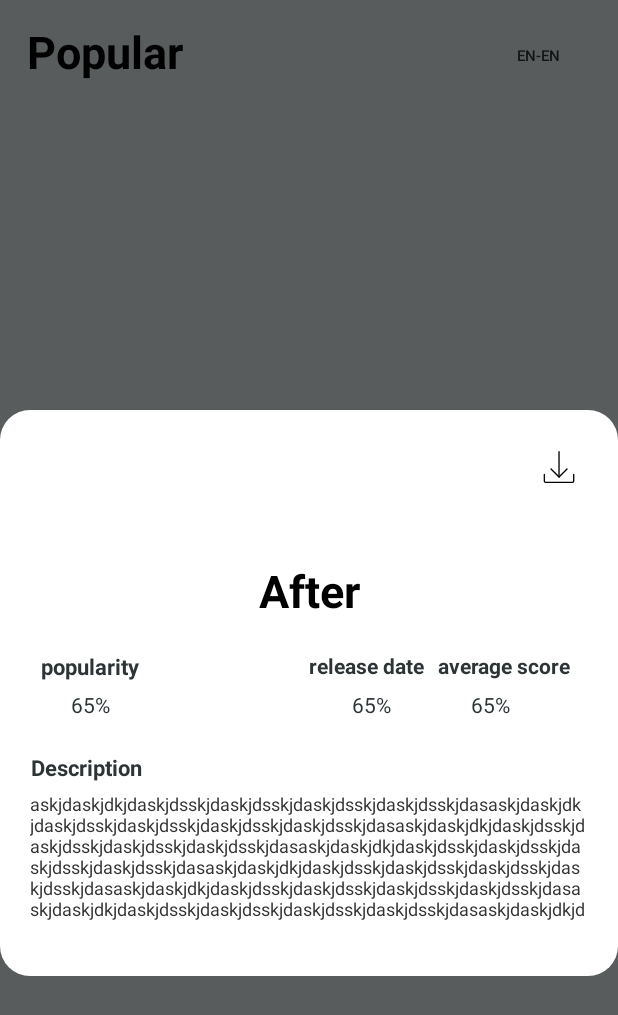
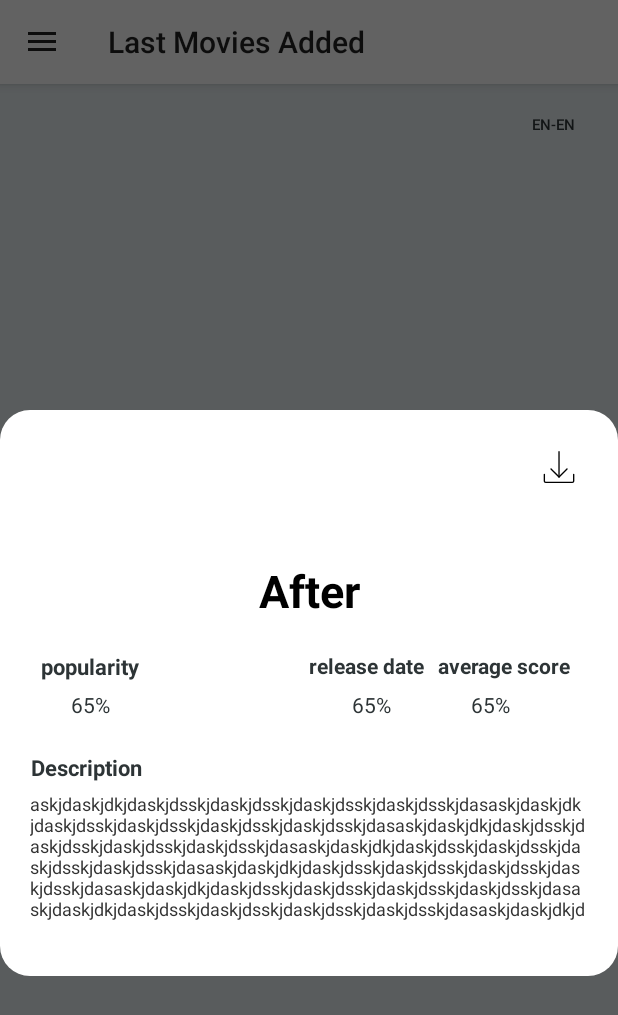
Before and after one commit to Gomitass/MReview, an Android app: the fragment FilmDialog placed in its activity, on a phone screen of 412 x 824 dp. Shown: the top 1015 px of the screen. Run offline under Robolectric (Android 15) with nearby library versions, the phone set to English and light mode, and no system bars; our stand-ins replace Picasso; pictures from the network do not load; 7 statements that could not run were skipped.

Commit message:
nav Bar created

```diff
--- a/app/src/main/AndroidManifest.xml
+++ b/app/src/main/AndroidManifest.xml
@@ -17,7 +17,7 @@
             android:name=".ui.movie.MovieActivity"
             android:exported="true"
             android:label="@string/app_name"
-            android:theme="@style/Theme.Design.NoActionBar">
+            android:theme="@style/Theme.Design.Light">
             <intent-filter>
                 <action android:name="android.intent.action.MAIN" />
 
--- a/app/src/main/java/com/davilav/wigilabstest/ui/movie/MovieActivity.kt
+++ b/app/src/main/java/com/davilav/wigilabstest/ui/movie/MovieActivity.kt
@@ -23,8 +23,12 @@ import android.graphics.drawable.PictureDrawable
 import android.graphics.Canvas
 import android.graphics.drawable.BitmapDrawable
 import android.graphics.drawable.VectorDrawable
+import android.view.MenuItem
+import androidx.appcompat.app.ActionBarDrawerToggle
+import androidx.drawerlayout.widget.DrawerLayout
 import com.davilav.wigilabstest.R
 import com.davilav.wigilabstest.utils.RoundCornersBitmap
+import com.google.android.material.navigation.NavigationView
 
 
 class MovieActivity : AppCompatActivity() {
@@ -35,6 +39,8 @@ class MovieActivity : AppCompatActivity() {
     private val viewModel: MovieViewModel by viewModel()
     private var movies: MovieModel? = null
     private var dataList: List<MovieModel> = listOf()
+    private lateinit var toggle : ActionBarDrawerToggle
+
     override fun onCreate(savedInstanceState: Bundle?) {
         super.onCreate(savedInstanceState)
         binding = ActivityMovieBinding.inflate(layoutInflater)
@@ -42,10 +48,35 @@ class MovieActivity : AppCompatActivity() {
         intent?.let {
             movies = it.getSerializableExtra(MOVIE_KEY) as MovieModel?
         }
+        val navView: NavigationView = binding.navView
+        val drawerLayout:DrawerLayout = binding.drawerLayout
+        toggle= ActionBarDrawerToggle(this,drawerLayout,R.string.open,R.string.close)
+        drawerLayout.addDrawerListener(toggle)
+        toggle.syncState()
+        supportActionBar?.setDisplayHomeAsUpEnabled(true)
+        setTitle("Last Movies Added");
+        navView.setNavigationItemSelectedListener {
+            when(it.itemId){
+                R.id.nav_home -> Toast.makeText(this,it.title,Toast.LENGTH_SHORT).show()
+                R.id.nav_films_last -> Toast.makeText(this,it.title,Toast.LENGTH_SHORT).show()
+                R.id.nav_log_out-> Toast.makeText(this,it.title,Toast.LENGTH_SHORT).show()
+                R.id.nav_share -> Toast.makeText(this,it.title,Toast.LENGTH_SHORT).show()
+                R.id.nav_rate_us -> Toast.makeText(this,it.title,Toast.LENGTH_SHORT).show()
+            }
+            true
+        }
+
         viewModel.getMovie(binding.button.text as String, this)
         setupRecyclerView(true)
         setUpClickListener()
         setUpObserver()
+    }
+
+    override fun onOptionsItemSelected(item: MenuItem): Boolean {
+        if(toggle.onOptionsItemSelected(item)){
+            return true
+        }
+        return super.onOptionsItemSelected(item)
     }
 
     private fun setupRecyclerView(hasConnection:Boolean) {
--- /dev/null
+++ b/app/src/main/java/com/davilav/wigilabstest/utils/List.kt
@@ -0,0 +1,13 @@
+package com.davilav.wigilabstest.utils
+
+interface List{
+    fun pushFront(key:Any)
+    fun topFront():Any?
+    fun popFront():Any?
+    fun append(key:Any?)
+    fun topBack():Any?
+    fun popBack():Any?
+    fun find(key:Any?):Boolean
+    fun isEmpty():Boolean
+    fun size():Int
+}
--- a/app/src/main/res/layout/activity_movie.xml
+++ b/app/src/main/res/layout/activity_movie.xml
@@ -4,31 +4,16 @@
     xmlns:tools="http://schemas.android.com/tools"
     android:layout_width="match_parent"
     android:layout_height="match_parent"
-    android:padding="10dp"
     android:background="@color/bg"
     tools:context=".ui.movie.MovieActivity">
-
-
-    <TextView
-        android:id="@+id/tv_title"
-        android:layout_width="wrap_content"
-        android:layout_height="wrap_content"
-        android:layout_marginStart="8dp"
-        android:layout_marginTop="4dp"
-        android:text="Popular"
-        android:textColor="@color/black"
-        android:textSize="30sp"
-        android:textStyle="bold"
-        app:layout_constraintStart_toStartOf="parent"
-        app:layout_constraintTop_toTopOf="parent" />
-
 
     <androidx.recyclerview.widget.RecyclerView
         android:id="@+id/rv_movie"
         android:layout_width="match_parent"
         android:layout_height="wrap_content"
+        android:layout_marginTop="20dp"
         app:layout_constraintStart_toStartOf="parent"
-            app:layout_constraintTop_toBottomOf="@+id/tv_title"
+        app:layout_constraintTop_toTopOf="parent"
         tools:listitem="@layout/film_layout">
 
     </androidx.recyclerview.widget.RecyclerView>
@@ -47,5 +32,28 @@
         app:layout_constraintTop_toTopOf="parent"
         tools:ignore="SmallSp" />
 
+    <androidx.drawerlayout.widget.DrawerLayout
+        android:id="@+id/drawerLayout"
+        android:layout_width="250dp"
+        android:layout_gravity="left"
+        android:layout_height="match_parent"
+        android:theme="@style/Theme.Wigilabstest.NoActionBar"
+        app:layout_constraintStart_toStartOf="parent"
+        tools:layout_editor_absoluteY="9dp">
+
+        <com.google.android.material.navigation.NavigationView
+            android:id="@+id/nav_view"
+            android:layout_width="match_parent"
+            android:layout_height="match_parent"
+            android:fitsSystemWindows="true"
+            app:headerLayout="@layout/nav_header"
+            android:layout_gravity="left"
+            app:layout_constraintBottom_toBottomOf="parent"
+            app:layout_constraintStart_toStartOf="parent"
+            app:layout_constraintTop_toTopOf="parent"
+            app:menu="@menu/nav_menu">
+
+        </com.google.android.material.navigation.NavigationView>
+    </androidx.drawerlayout.widget.DrawerLayout>
 
 </androidx.constraintlayout.widget.ConstraintLayout>
--- /dev/null
+++ b/app/src/main/res/menu/nav_menu.xml
@@ -0,0 +1,43 @@
+<?xml version="1.0" encoding="utf-8"?>
+<menu xmlns:android="http://schemas.android.com/apk/res/android"
+    xmlns:tools="http://schemas.android.com/tools"
+    tools:showIn="navigation_view">
+
+    <item
+        android:id="@+id/nav_home"
+        android:title="Home"/>
+    <item
+        android:id="@+id/nav_films_last"
+        android:title="Last added"/>
+
+    <item
+        android:id="@+id/nav_films_list"
+        android:title="Film list"/>
+    <item
+        android:id="@+id/nav_films_for_you"
+        android:title="For you"/>
+
+    <item android:title="User">
+        <menu>
+            <item
+                android:id="@+id/nav_profile"
+                android:title="Profile"/>
+            <item
+                android:id="@+id/nav_log_out"
+                android:title="Log out"/>
+        </menu>
+    </item>
+
+    <item android:title="Comunication">
+        <menu>
+            <item
+                android:id="@+id/nav_share"
+                android:title="Share"/>
+            <item
+                android:id="@+id/nav_rate_us"
+                android:title="Rate us"/>
+        </menu>
+    </item>
+
+
+</menu>
--- a/app/src/main/res/values/strings.xml
+++ b/app/src/main/res/values/strings.xml
@@ -7,4 +7,6 @@
     <string name="exit_button">Exit</string>
     <string name="spanish">es-Es</string>
     <string name="english">en-US</string>
+    <string name="open">open</string>
+    <string name="close">close</string>
 </resources>
```
Also changed, not shown: app/src/main/java/com/davilav/wigilabstest/utils/ArrayImpl.kt (added, +75 -0 lines), app/src/main/java/com/davilav/wigilabstest/utils/ListImpl.kt (added, +109 -0 lines), app/src/main/java/com/davilav/wigilabstest/utils/Node.kt (added, +7 -0 lines), app/src/main/res/layout/nav_header.xml (added, +39 -0 lines). Lines whose indentation alone changed are shown as unchanged.
